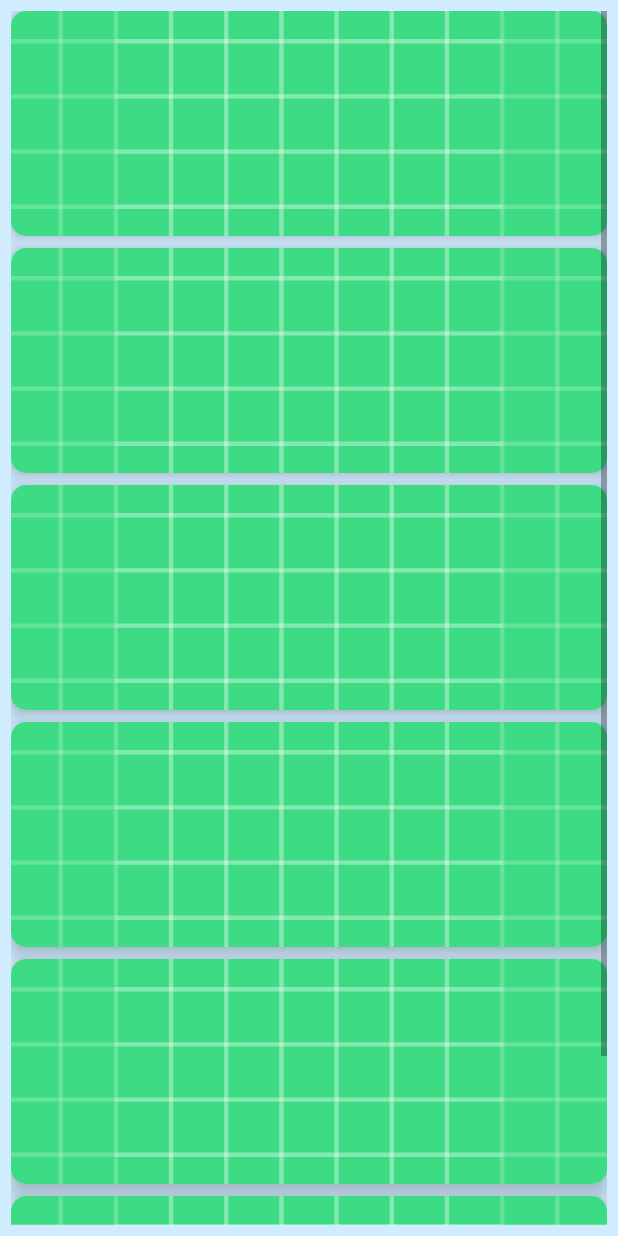
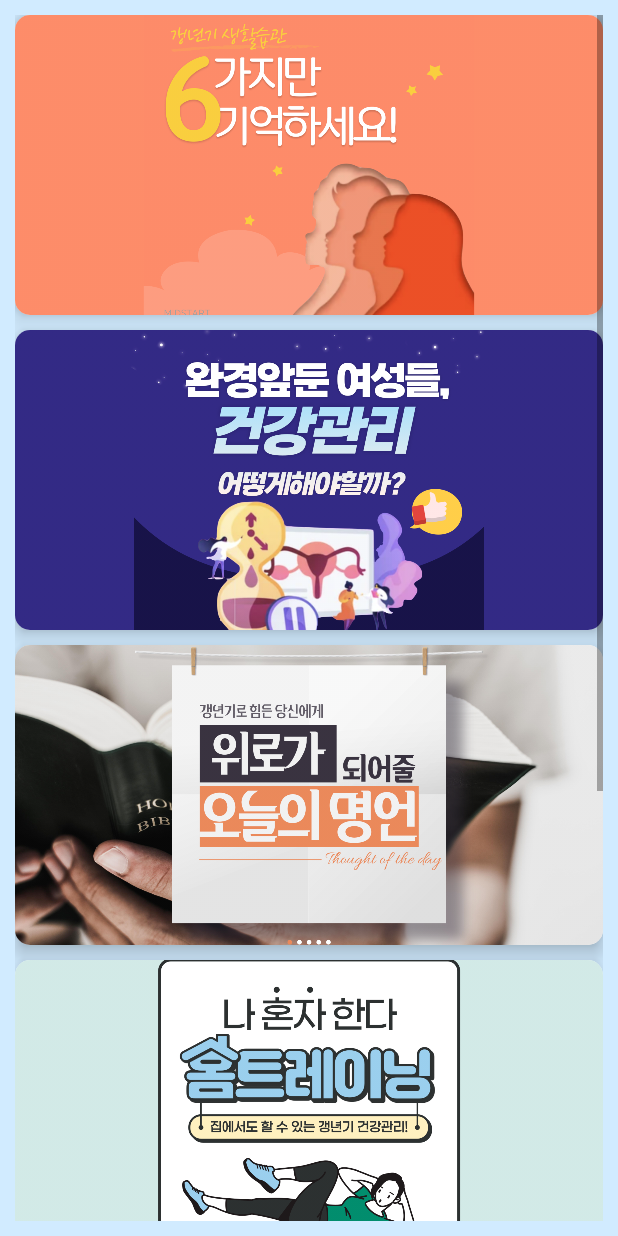
Before and after one commit to Midstart/Midstart_repo, an Android app: the CardNewsActivity screen opened directly, with no data from a screen before it, on a phone screen of 412 x 824 dp. Run offline under Robolectric (Android 15) with nearby library versions, the phone set to English and light mode, and no system bars.

Commit message:
카드 뉴스 썸네일

```diff
--- a/app/src/main/res/layout/activity_card_news.xml
+++ b/app/src/main/res/layout/activity_card_news.xml
@@ -4,7 +4,7 @@
     xmlns:tools="http://schemas.android.com/tools"
     android:layout_width="match_parent"
     android:layout_height="match_parent"
-    android:padding="7dp"
+    android:padding="10dp"
     android:background="#D1EBFF"
     tools:context=".CardNewsActivity">
 
@@ -27,9 +27,9 @@
                 <ImageView
                     android:id="@+id/news1"
                     android:layout_width="match_parent"
-                    android:layout_height="150dp"
+                    android:layout_height="200dp"
                     android:scaleType="centerCrop"
-                    android:src="@drawable/ic_launcher_background"></ImageView>
+                    android:src="@drawable/thumb1"></ImageView>
 
             </androidx.cardview.widget.CardView>
 
@@ -37,7 +37,7 @@
                 android:id="@+id/cardView2"
                 android:layout_width="match_parent"
                 android:layout_height="wrap_content"
-                android:layout_marginTop="8dp"
+                android:layout_marginTop="10dp"
                 app:cardCornerRadius="10dp"
                 app:cardElevation="8dp"
                 app:layout_constraintEnd_toEndOf="parent"
@@ -47,9 +47,9 @@
                 <ImageView
                     android:id="@+id/news2"
                     android:layout_width="match_parent"
-                    android:layout_height="150dp"
+                    android:layout_height="200dp"
                     android:scaleType="centerCrop"
-                    android:src="@drawable/ic_launcher_background"></ImageView>
+                    android:src="@drawable/thumb2"></ImageView>
 
             </androidx.cardview.widget.CardView>
 
@@ -57,7 +57,7 @@
                 android:id="@+id/cardView3"
                 android:layout_width="match_parent"
                 android:layout_height="wrap_content"
-                android:layout_marginTop="8dp"
+                android:layout_marginTop="10dp"
                 app:cardCornerRadius="10dp"
                 app:cardElevation="8dp"
                 app:layout_constraintEnd_toEndOf="parent"
@@ -67,9 +67,9 @@
                 <ImageView
                     android:id="@+id/news3"
                     android:layout_width="match_parent"
-                    android:layout_height="150dp"
+                    android:layout_height="200dp"
                     android:scaleType="centerCrop"
-                    android:src="@drawable/ic_launcher_background"></ImageView>
+                    android:src="@drawable/thumb3"></ImageView>
 
             </androidx.cardview.widget.CardView>
 
@@ -77,7 +77,7 @@
                 android:id="@+id/cardView4"
                 android:layout_width="match_parent"
                 android:layout_height="wrap_content"
-                android:layout_marginTop="8dp"
+                android:layout_marginTop="10dp"
                 app:cardCornerRadius="10dp"
                 app:cardElevation="8dp"
                 app:layout_constraintEnd_toEndOf="parent"
@@ -87,9 +87,9 @@
                 <ImageView
                     android:id="@+id/news4"
                     android:layout_width="match_parent"
-                    android:layout_height="150dp"
+                    android:layout_height="200dp"
                     android:scaleType="centerCrop"
-                    android:src="@drawable/ic_launcher_background"></ImageView>
+                    android:src="@drawable/thumb4"></ImageView>
 
             </androidx.cardview.widget.CardView>
 
@@ -97,7 +97,7 @@
                 android:id="@+id/cardView5"
                 android:layout_width="match_parent"
                 android:layout_height="wrap_content"
-                android:layout_marginTop="8dp"
+                android:layout_marginTop="10dp"
                 app:cardCornerRadius="10dp"
                 app:cardElevation="8dp"
                 app:layout_constraintEnd_toEndOf="parent"
@@ -107,9 +107,9 @@
                 <ImageView
                     android:id="@+id/news5"
                     android:layout_width="match_parent"
-                    android:layout_height="150dp"
+                    android:layout_height="200dp"
                     android:scaleType="centerCrop"
-                    android:src="@drawable/ic_launcher_background"></ImageView>
+                    android:src="@drawable/thumb5"></ImageView>
 
             </androidx.cardview.widget.CardView>
 
@@ -117,7 +117,7 @@
                 android:id="@+id/cardView6"
                 android:layout_width="match_parent"
                 android:layout_height="wrap_content"
-                android:layout_marginTop="8dp"
+                android:layout_marginTop="10dp"
                 app:cardCornerRadius="10dp"
                 app:cardElevation="8dp"
                 app:layout_constraintEnd_toEndOf="parent"
@@ -127,9 +127,9 @@
                 <ImageView
                     android:id="@+id/news6"
                     android:layout_width="match_parent"
-                    android:layout_height="150dp"
+                    android:layout_height="200dp"
                     android:scaleType="centerCrop"
-                    android:src="@drawable/ic_launcher_background"></ImageView>
+                    android:src="@drawable/thumb6"></ImageView>
 
             </androidx.cardview.widget.CardView>
 
```
Also changed, not shown: app/src/main/res/drawable/thumb1.png (added), app/src/main/res/drawable/thumb2.png (added), app/src/main/res/drawable/thumb3.png (added), app/src/main/res/drawable/thumb4.png (added), app/src/main/res/drawable/thumb5.png (added), app/src/main/res/drawable/thumb6.png (added).
